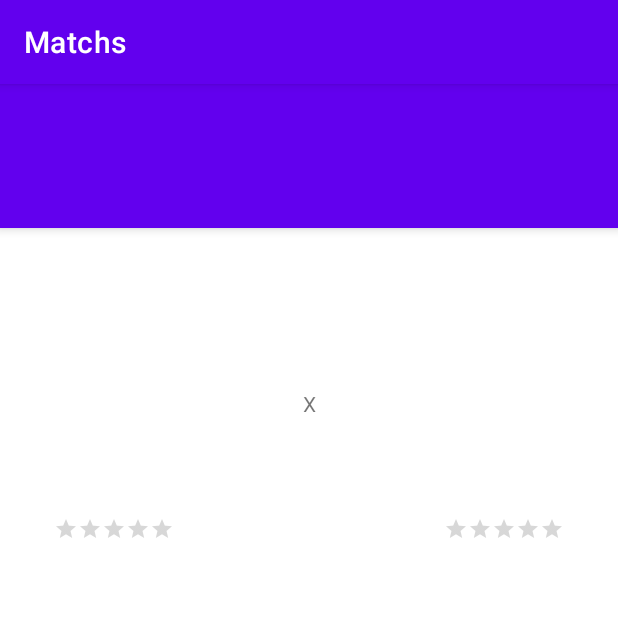
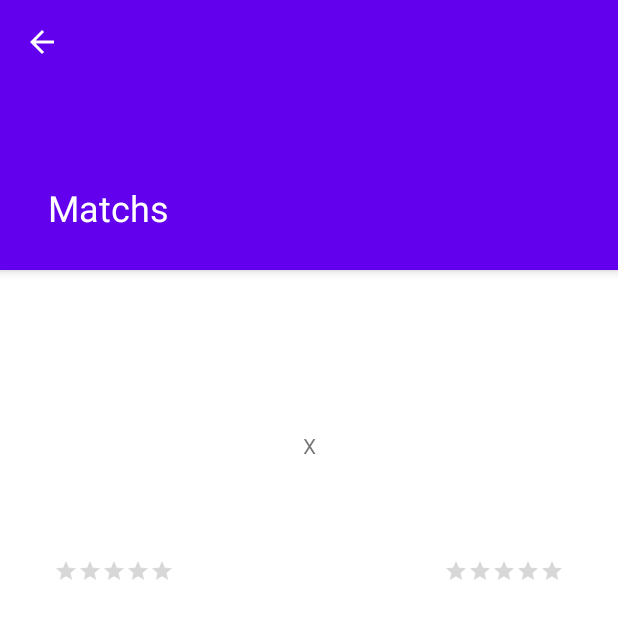
Before and after one commit to maia-andre/alunos-ss, an Android app: the DetailActivity screen opened directly, with no data from a screen before it, on a phone screen of 412 x 824 dp. Shown: the top 619 px of the screen. Run offline under Robolectric (Android 15) with nearby library versions, the phone set to English and light mode, and no system bars.

```diff
--- a/app/src/main/java/com/dio/myapplication/DetailActivity.kt
+++ b/app/src/main/java/com/dio/myapplication/ui/DetailActivity.kt
@@ -1,4 +1,4 @@
-package com.dio.myapplication
+package com.dio.myapplication.ui
 
 import androidx.appcompat.app.AppCompatActivity
 import android.os.Bundle
@@ -13,5 +13,9 @@ class DetailActivity : AppCompatActivity() {
 
         binding = ActivityDetailBinding.inflate(layoutInflater)
         setContentView(binding.root)
+
+        setSupportActionBar(binding.toolbar)
+        supportActionBar?.setDisplayHomeAsUpEnabled(true)
+
     }
 }
--- a/app/src/main/res/layout/activity_detail.xml
+++ b/app/src/main/res/layout/activity_detail.xml
@@ -5,7 +5,7 @@
     android:layout_width="match_parent"
     android:layout_height="match_parent"
     android:fitsSystemWindows="true"
-    tools:context=".DetailActivity">
+    tools:context=".ui.DetailActivity">
 
     <!-- Adding an image to the prominent top app bar:
          Reference: https://material.io/components/app-bars-top/android#regular-top-app-bar -->
--- a/app/src/main/res/layout/activity_main.xml
+++ b/app/src/main/res/layout/activity_main.xml
@@ -4,7 +4,7 @@
     xmlns:tools="http://schemas.android.com/tools"
     android:layout_width="match_parent"
     android:layout_height="match_parent"
-    tools:context=".MainActivity">
+    tools:context=".ui.MainActivity">
 
     <androidx.swiperefreshlayout.widget.SwipeRefreshLayout
         android:id="@+id/swipe_refresh"
--- a/app/src/main/res/values/dimens.xml
+++ b/app/src/main/res/values/dimens.xml
@@ -2,5 +2,5 @@
 <resources>
     <dimen name="margin_default">16dp</dimen>
     <dimen name="team_img_size">120dp</dimen>
-    <dimen name="app_bar_height">152dp</dimen>
+    <dimen name="app_bar_height">180dp</dimen>
 </resources>
--- a/app/src/main/res/values/themes.xml
+++ b/app/src/main/res/values/themes.xml
@@ -14,6 +14,10 @@
         <!-- Customize your theme here. -->
     </style>
 
+    <style name="Theme.Simulator.NoActionBar" parent="Theme.MaterialComponents.DayNight.NoActionBar">
+        <item name="android:windowTranslucentStatus">true</item>
+    </style>
+
     <style name="TextAppearance.App.CollapsingToolbar.Expanded" parent="TextAppearance.MaterialComponents.Headline5">
         <item name="android:textColor">?attr/colorOnPrimary</item>
     </style>
```
Also changed, not shown: app/src/main/AndroidManifest.xml (+4 -3 lines), app/src/main/java/com/dio/myapplication/domain/Match.kt (added, +11 -0 lines), app/src/main/java/com/dio/myapplication/domain/Place.java (added, +23 -0 lines), app/src/main/java/com/dio/myapplication/domain/Team.kt (added, +9 -0 lines), app/src/main/java/com/dio/myapplication/ui/MainActivity.java (renamed from app/src/main/java/com/dio/myapplication/MainActivity.java, +17 -1 lines).
